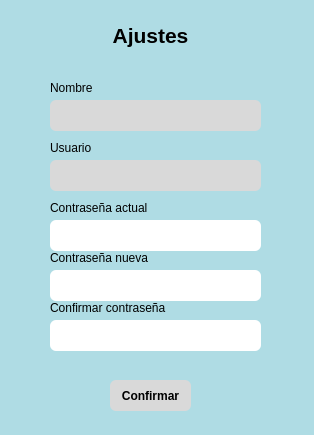
First picture: the form in screens_ui/SettingsWindow.ui, repository belltrox/Fichaje_Empleados, before the edit.
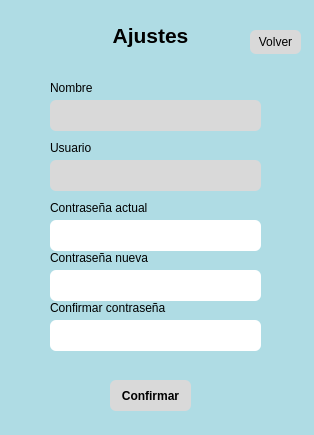
Second picture: the form after the edit.

What changed in the file:
```diff
--- a/screens_ui/SettingsWindow.ui
+++ b/screens_ui/SettingsWindow.ui
@@ -240,6 +240,24 @@
      <set>Qt::AlignmentFlag::AlignCenter</set>
     </property>
    </widget>
+   <widget class="QPushButton" name="btnVolver">
+    <property name="geometry">
+     <rect>
+      <x>250</x>
+      <y>30</y>
+      <width>51</width>
+      <height>24</height>
+     </rect>
+    </property>
+    <property name="styleSheet">
+     <string notr="true">background-color: #d9d9d9;
+border-radius: 6px;
+padding: 5px;</string>
+    </property>
+    <property name="text">
+     <string>Volver</string>
+    </property>
+   </widget>
   </widget>
  </widget>
  <resources/>
```
Left out of the diff: 2 changed lines with no effect on the pictures.
